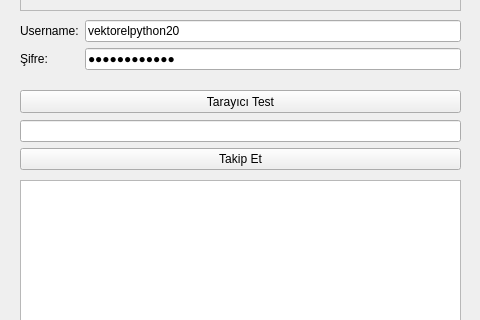
Old version of the form UI/AnaMenu.ui in the repository vektorelpython20/Selinsbot; both pictures show x 0 to 480 and y 169 to 489 of the 480 by 640 pixel window.
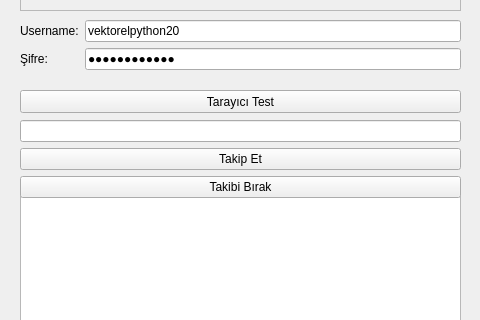
New version of the form.

Patch:
```diff
--- a/UI/AnaMenu.ui
+++ b/UI/AnaMenu.ui
@@ -102,7 +102,7 @@
       <x>20</x>
       <y>270</y>
       <width>441</width>
-      <height>51</height>
+      <height>80</height>
      </rect>
     </property>
     <layout class="QGridLayout" name="gridLayout">
@@ -116,6 +116,13 @@
      <item row="0" column="0">
       <widget class="QLineEdit" name="txtTakip"/>
      </item>
+     <item row="2" column="0">
+      <widget class="QPushButton" name="btBirak">
+       <property name="text">
+        <string>Takibi Bırak</string>
+       </property>
+      </widget>
+     </item>
     </layout>
    </widget>
   </widget>
```
